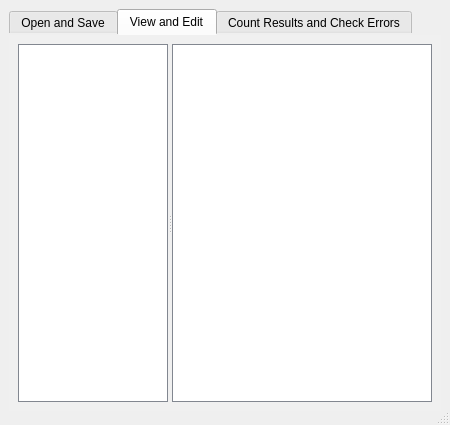
Before: the Qt Designer form common/assets/ui/mainwindow_tableview.ui in lachesis17/AGS-GUI, drawn with Qt 5.
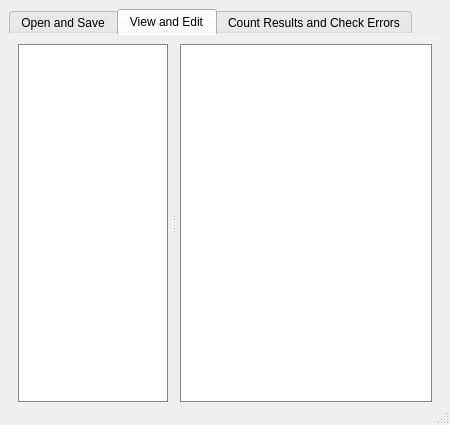
After: the same form once the commit is applied. The open tabs and pages were chosen to show the change. Custom widgets are drawn as their Qt base class.

Commit message: make encountering a wild nice rarer

The edit to the form file:
```diff
--- a/common/assets/ui/mainwindow_tableview.ui
+++ b/common/assets/ui/mainwindow_tableview.ui
@@ -1140,6 +1140,9 @@
           <property name="orientation">
            <enum>Qt::Horizontal</enum>
           </property>
+          <property name="handleWidth">
+           <number>12</number>
+          </property>
           <widget class="QWidget" name="widget" native="true">
            <property name="sizePolicy">
             <sizepolicy hsizetype="Preferred" vsizetype="Preferred">
```
The commit also changes 2 other files.
